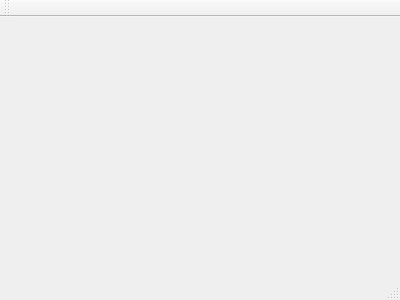
Above: Protobyte/ProtoCreator/ProtoCreator/protocreator.ui from irajgreenberg/Protobyte_0.1.5_quark before the change. Below: the same form after it.
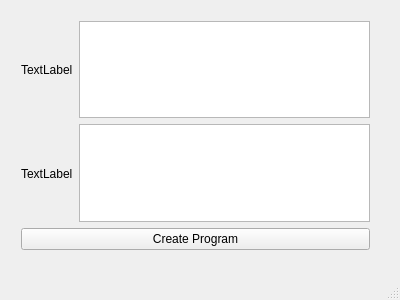
That is the form after the change.

```diff
--- a/Protobyte/ProtoCreator/ProtoCreator/protocreator.ui
+++ b/Protobyte/ProtoCreator/ProtoCreator/protocreator.ui
@@ -12,13 +12,62 @@
   <property name="windowTitle" >
    <string>ProtoCreator</string>
   </property>
-  <widget class="QMenuBar" name="menuBar" />
-  <widget class="QToolBar" name="mainToolBar" />
-  <widget class="QWidget" name="centralWidget" />
-  <widget class="QStatusBar" name="statusBar" />
+  <widget class="QWidget" name="centralWidget">
+   <widget class="QWidget" name="">
+    <property name="geometry">
+     <rect>
+      <x>10</x>
+      <y>10</y>
+      <width>371</width>
+      <height>251</height>
+     </rect>
+    </property>
+    <layout class="QVBoxLayout" name="verticalLayout_3">
+     <item>
+      <layout class="QHBoxLayout" name="horizontalLayout">
+       <item>
+        <layout class="QVBoxLayout" name="verticalLayout_2">
+         <item>
+          <widget class="QLabel" name="inputTextLabel">
+           <property name="text">
+            <string>TextLabel</string>
+           </property>
+          </widget>
+         </item>
+         <item>
+          <widget class="QLabel" name="outputTextLabel">
+           <property name="text">
+            <string>TextLabel</string>
+           </property>
+          </widget>
+         </item>
+        </layout>
+       </item>
+       <item>
+        <layout class="QVBoxLayout" name="verticalLayout">
+         <item>
+          <widget class="QPlainTextEdit" name="inputText"/>
+         </item>
+         <item>
+          <widget class="QPlainTextEdit" name="outputText"/>
+         </item>
+        </layout>
+       </item>
+      </layout>
+     </item>
+     <item>
+      <widget class="QPushButton" name="runButton">
+       <property name="text">
+        <string>Create Program</string>
+       </property>
+      </widget>
+     </item>
+    </layout>
+   </widget>
+  </widget>
+  <widget class="QStatusBar" name="statusBar"/>
  </widget>
- <layoutDefault spacing="6" margin="11" />
- <pixmapfunction></pixmapfunction>
+ <layoutdefault spacing="6" margin="11"/>
  <resources/>
  <connections/>
 </ui>
```
Left out of the diff: 7 changed lines with no effect on the pictures.
